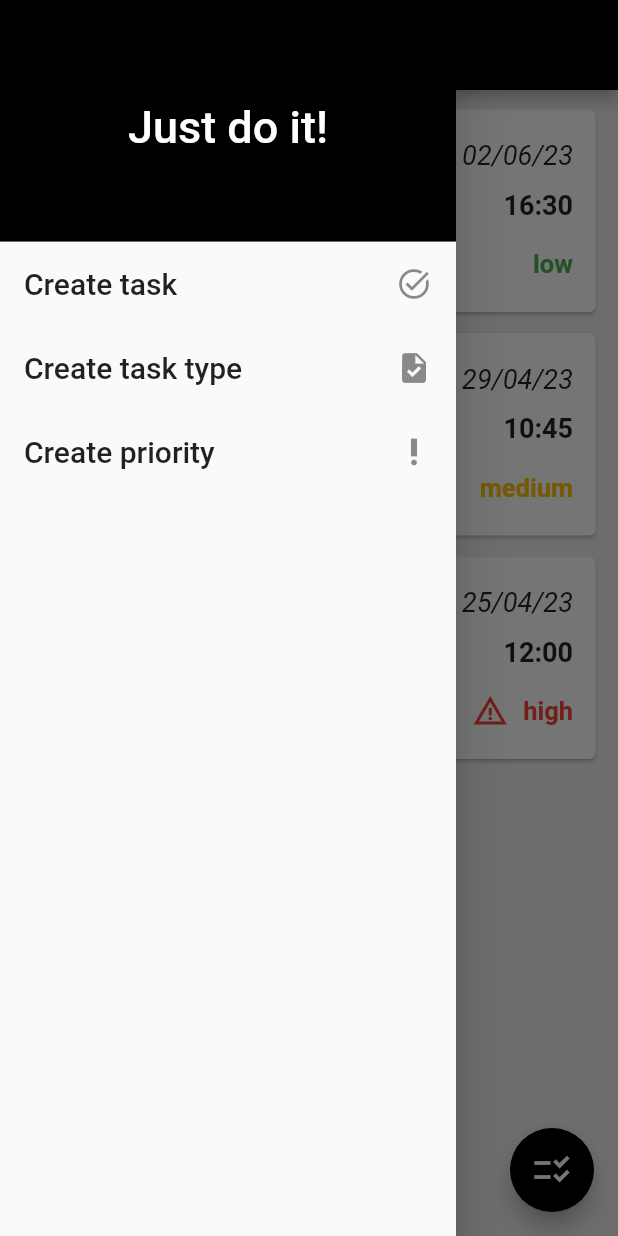
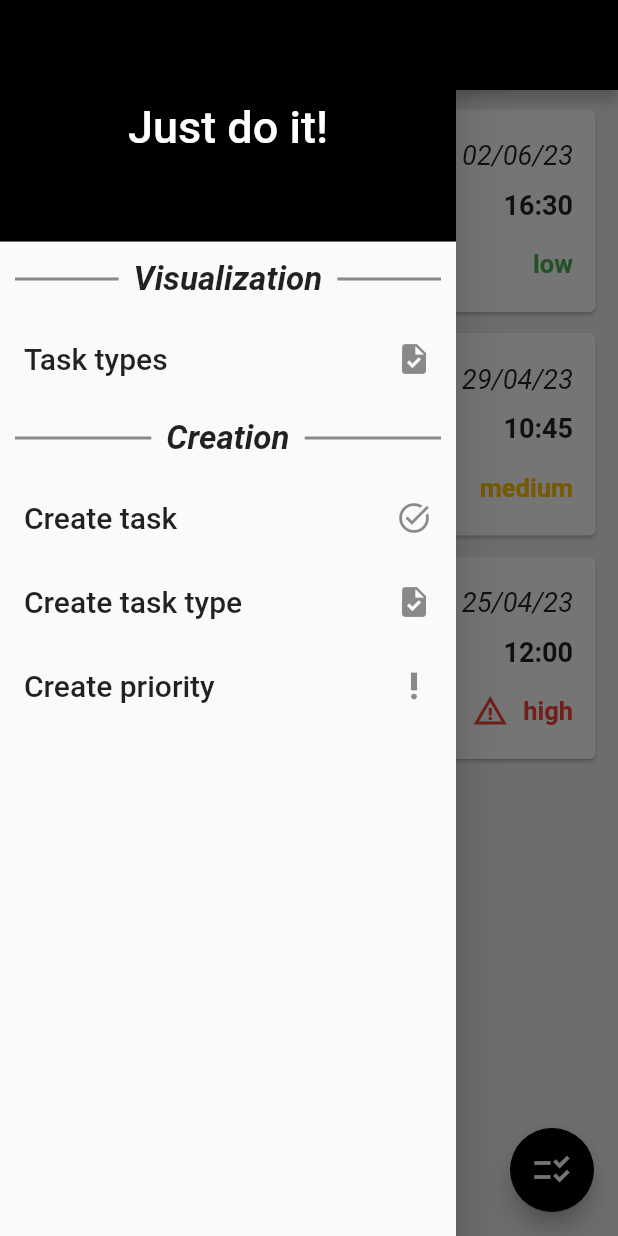
Before and after one commit to WindowsCrashed/TodoAppUni, a Flutter app: the screen it shows after launch, with the side drawer open, on a phone screen of 412 x 824 dp. Run offline on Flutter 3.47's test engine with Material 2 defaults, Android fonts, the phone set to English and light mode, and no system bars; our stand-ins replace flutter_colorpicker, multi_select_flutter; missing offline and left inert: flutter_iconpicker.

Commit message:
Created view of task types

```diff
--- a/lib/main.dart
+++ b/lib/main.dart
@@ -3,6 +3,7 @@ import 'package:todo_app_uni/pages/create_task.dart';
 import 'package:todo_app_uni/pages/create_task_priority.dart';
 import 'package:todo_app_uni/pages/create_task_type.dart';
 import 'package:todo_app_uni/pages/home.dart';
+import 'package:todo_app_uni/pages/list_task_types.dart';
 import 'package:todo_app_uni/pages/view_task.dart';
 import 'package:todo_app_uni/services/seed_db.dart';
 
@@ -17,7 +18,8 @@ void main() {
       '/create-task-type': (context) => const CreateTaskType(),
       '/create-task-priority': (context) => const CreateTaskPriority(),
       '/create-task': (context) => const CreateTask(),
-      '/view-task': (context) => ViewTask()
+      '/view-task': (context) => ViewTask(),
+      '/list-task-types': (context) => const ListTaskTypes()
     },
     debugShowCheckedModeBanner: false,
   ));
--- a/lib/services/task_type_service.dart
+++ b/lib/services/task_type_service.dart
@@ -28,4 +28,10 @@ class TaskTypeService {
   TaskType getType(String name) {
     return Db.types.firstWhere((t) => t.type == name);
   }
+
+  String deleteType(String name) {
+    TaskType? type = getType(name);
+    Db.types.remove(type);
+    return 'Task type successfully removed.';
+  }
 }
--- a/lib/widgets/app_drawer.dart
+++ b/lib/widgets/app_drawer.dart
@@ -1,4 +1,5 @@
 import 'package:flutter/material.dart';
+import 'package:todo_app_uni/widgets/app_drawer_section_divider.dart';
 import 'drawer_list_tile.dart';
 
 class AppDrawer extends StatelessWidget {
@@ -26,6 +27,13 @@ class AppDrawer extends StatelessWidget {
               ),
             ),
           ),
+          const AppDrawerSectionDivider(label: 'Visualization'),
+          DrawerListTile(
+              title: 'Task types',
+              icon: Icons.task,
+              onTap: () => Navigator.pushNamed(context, '/list-task-types')
+          ),
+          const AppDrawerSectionDivider(label: 'Creation'),
           DrawerListTile(
             title: 'Create task',
             icon: Icons.task_alt,
@@ -43,7 +51,7 @@ class AppDrawer extends StatelessWidget {
             title: 'Create priority',
             icon: Icons.priority_high,
             onTap: () => Navigator.pushNamed(context, '/create-task-priority'),
-          )
+          ),
         ],
       ),
     );
--- /dev/null
+++ b/lib/widgets/app_drawer_section_divider.dart
@@ -0,0 +1,45 @@
+import 'package:flutter/material.dart';
+
+class AppDrawerSectionDivider extends StatelessWidget {
+  final String label;
+
+  const AppDrawerSectionDivider({Key? key, this.label = ''}) : super(key: key);
+
+  @override
+  Widget build(BuildContext context) {
+    return SizedBox(
+      height: 50,
+      child: Center(
+        child: Row(
+          children: [
+            Expanded(
+              child: Container(
+                margin: const EdgeInsets.symmetric(horizontal: 10),
+                child: const Divider(
+                  color: Colors.black45,
+                  thickness: 2,
+                ),
+              ),
+            ),
+            Text(label,
+              style: const TextStyle(
+                  fontSize: 22,
+                fontWeight: FontWeight.bold,
+                fontStyle: FontStyle.italic
+              ),
+            ),
+            Expanded(
+              child: Container(
+                margin: const EdgeInsets.symmetric(horizontal: 10),
+                child: const Divider(
+                  color: Colors.black45,
+                  thickness: 2,
+                ),
+              ),
+            ),
+          ],
+        ),
+      ),
+    );
+  }
+}
```
Also changed, not shown: lib/pages/list_task_types.dart (added, +96 -0 lines).
